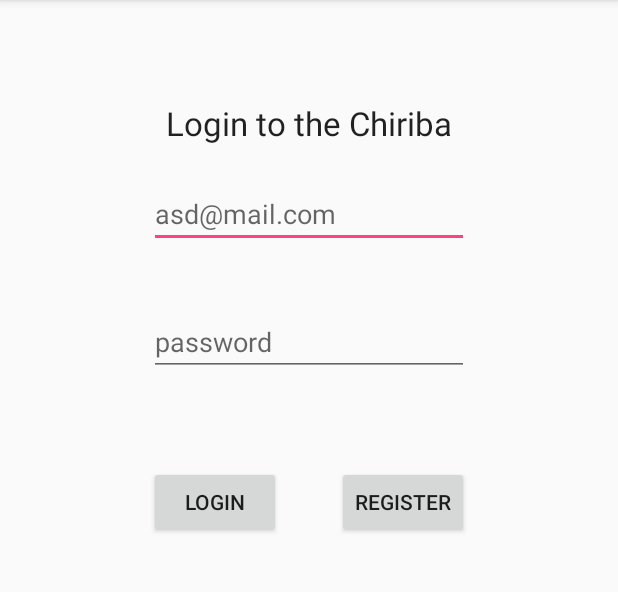
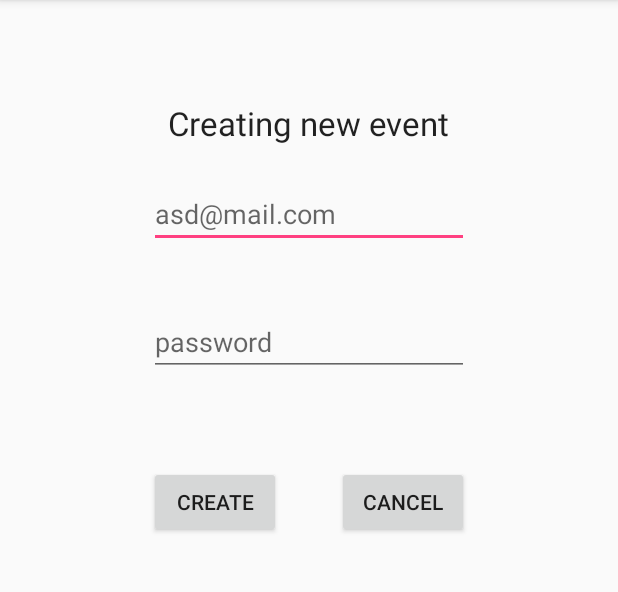
Before and after one commit to istvan73/MusicEventViewer, an Android app: the screen it shows after launch (LoginActivity before the commit, NewEventActivity after it), on a phone screen of 412 x 824 dp, the part 84-676 px from its top. Run offline under Robolectric (Android 15) with nearby library versions, the phone set to English and light mode, and no system bars; our stand-ins replace Firebase (no records; nobody signed in at launch, a user with empty details on screens opened directly).

Commit message:
the stage is yours...

```diff
--- a/app/src/main/AndroidManifest.xml
+++ b/app/src/main/AndroidManifest.xml
@@ -11,7 +11,7 @@
         android:roundIcon="@mipmap/ic_launcher_round"
         android:supportsRtl="true"
         android:theme="@style/AppTheme">
-        <activity android:name=".LoginActivity">
+        <activity android:name=".NewEventActivity">
             <intent-filter>
                 <action android:name="android.intent.action.MAIN" />
 
--- a/app/src/main/java/com/example/dell_5548/eventmusicpestyah_hunyi/LoginActivity.java
+++ b/app/src/main/java/com/example/dell_5548/eventmusicpestyah_hunyi/NewEventActivity.java
@@ -17,7 +17,7 @@ import com.google.android.gms.tasks.Task;
 import com.google.firebase.auth.AuthResult;
 import com.google.firebase.auth.FirebaseAuth;
 
-public class LoginActivity extends AppCompatActivity implements View.OnClickListener {
+public class NewEventActivity extends AppCompatActivity {
 
     private Button mLoginBT;
     private EditText mEmailET;
@@ -29,7 +29,7 @@ public class LoginActivity extends AppCompatActivity implements View.OnClickList
     @Override
     protected void onCreate(Bundle savedInstanceState) {
         super.onCreate(savedInstanceState);
-        setContentView(R.layout.activity_login);
+        setContentView(R.layout.activity_newevent);
 
         mFirebaseAuth = FirebaseAuth.getInstance();
 
@@ -42,7 +42,9 @@ public class LoginActivity extends AppCompatActivity implements View.OnClickList
             @Override
             public void onClick(View v) {
                 Log.i("SIGN", "IM IN ON CLICK LISTENER!");
-                loginUser();
+                createTheEvent();
+                // after that, Istvan, you need to give back or just only to close this activity \
+                //  and also if its possible then say the main activity that he has to refresh itself bc. of new data...
             }
         });
 
@@ -53,16 +55,8 @@ public class LoginActivity extends AppCompatActivity implements View.OnClickList
         progressBar.setVisibility(View.GONE);     // To Hide ProgressBar
     }
 
-    public void onClick(View view) {
-        Log.i("SIGN", "IM IN REGISTER-USER");
-        Log.i("SI", "IM IN REGISTER-USER");
-
-        if (view == mLoginBT) {
-            loginUser();
-        }
-    }
-
-    private void loginUser() {
+    private void createTheEvent() {
+        // Istvan, ive to tell you smth, you have to work in plus, to repair this fnc.
         Log.i("SIGN", "IM IN REGISTER-USER");
         String emailStr = mEmailET.getText().toString().trim();
         String passwordStr = mPasswordET.getText().toString().trim();
@@ -82,18 +76,8 @@ public class LoginActivity extends AppCompatActivity implements View.OnClickList
 
         progressBar.setVisibility(View.VISIBLE);  //To show ProgressBar
 
-        mFirebaseAuth.signInWithEmailAndPassword(emailStr, passwordStr)
-                .addOnCompleteListener(this, new OnCompleteListener<AuthResult>() {
-                    @Override
-                    public void onComplete(@NonNull Task<AuthResult> task) {
-                        if (task.isSuccessful()) {
-                            // successfull registering
-                            Toast.makeText(LoginActivity.this, "Success ;)!", Toast.LENGTH_SHORT).show();
-                        } else {
-                            Toast.makeText(LoginActivity.this, "Login failed, please try again(later) -.-", Toast.LENGTH_SHORT).show();
-                        }
-                    }
-                });
+        // saving datas to the FIREBASE
+
         try {
             Thread.sleep(500);
         } catch (InterruptedException e) {
--- a/app/src/main/res/layout/activity_login.xml
+++ b/app/src/main/res/layout/activity_newevent.xml
@@ -5,7 +5,7 @@
     android:layout_width="match_parent"
     android:layout_height="match_parent"
     android:id="@+id/registerRL"
-    tools:context="com.example.dell_5548.eventmusicpestyah_hunyi.LoginActivity">
+    tools:context="com.example.dell_5548.eventmusicpestyah_hunyi.NewEventActivity">
 
 
     <EditText
@@ -37,7 +37,7 @@
         android:layout_alignStart="@+id/passwordET"
         android:layout_below="@+id/passwordET"
         android:layout_marginTop="60dp"
-        android:text="@string/login_bt" />
+        android:text="@string/create_bt" />
 
     <Button
         android:id="@+id/registerBT"
@@ -45,7 +45,7 @@
         android:layout_height="wrap_content"
         android:layout_alignEnd="@+id/passwordET"
         android:layout_alignTop="@+id/loginBT"
-        android:text="@string/register_bt" />
+        android:text="@string/cancel_bt" />
 
     <TextView
         android:id="@+id/textView"
@@ -54,6 +54,6 @@
         android:layout_alignParentTop="true"
         android:layout_centerHorizontal="true"
         android:layout_marginTop="67dp"
-        android:text="Login to the Chiriba"
+        android:text="Creating new event"
         android:textAppearance="@style/TextAppearance.AppCompat.Large" />
 </RelativeLayout>
--- a/app/src/main/res/values/strings.xml
+++ b/app/src/main/res/values/strings.xml
@@ -4,7 +4,7 @@
     <string name="email_text">Email</string>
     <string name="passw_text">Password</string>
 
-    <string name="login_bt">Login</string>
-    <string name="register_bt">Register</string>
+    <string name="create_bt">Create</string>
+    <string name="cancel_bt">Cancel</string>
 
 </resources>
```
